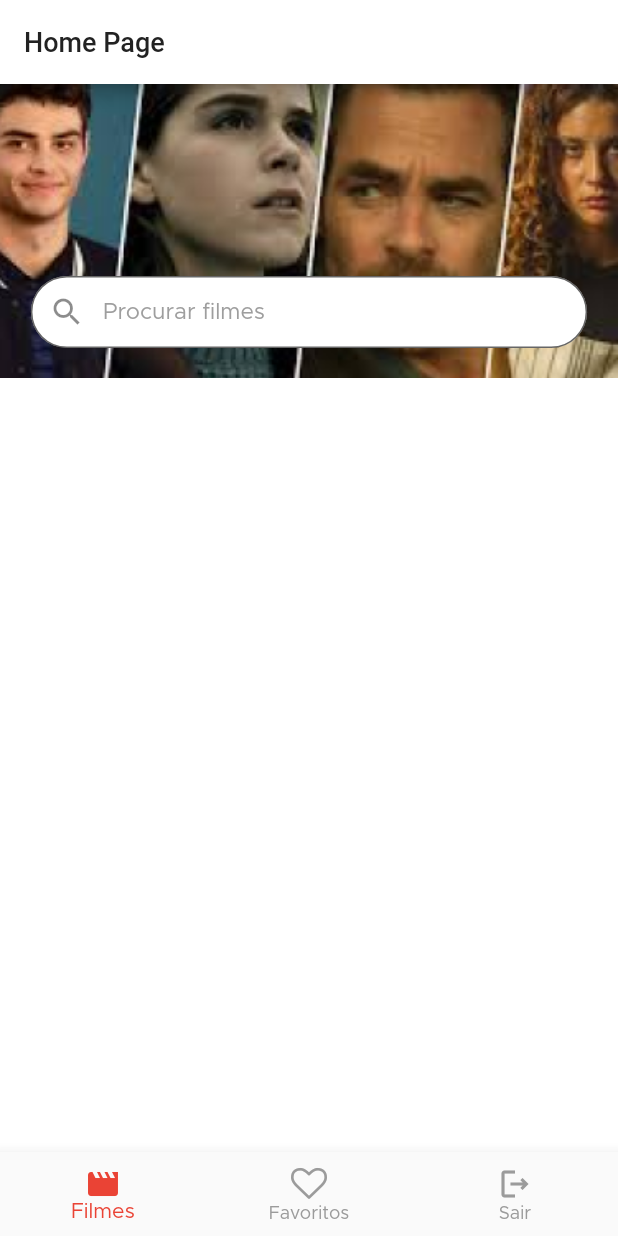
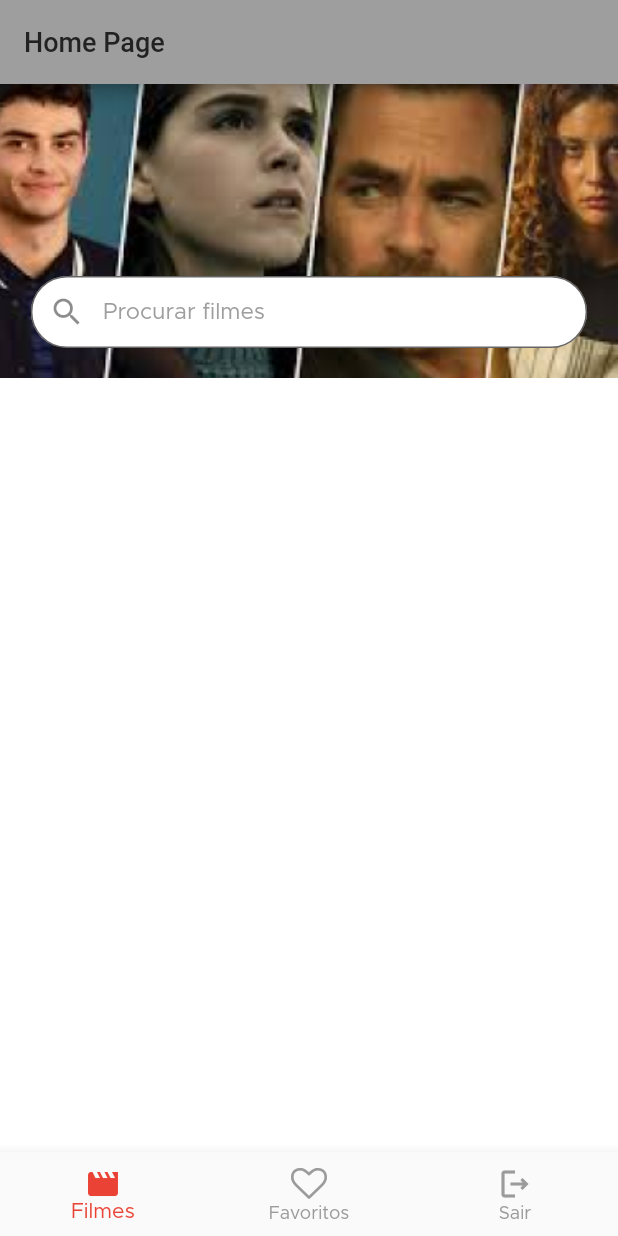
Before and after one commit to VictorPimentaTI/app_filmes, a Flutter app: the screen it shows once a user with an empty profile is signed in, on a phone screen of 412 x 824 dp. Run offline on Flutter 3.47's test engine with Material 2 defaults, Android fonts, the phone set to English and light mode, and no system bars; our stand-ins replace firebase_auth, firebase_core, firebase_remote_config, flutter_signin_button, get, google_sign_in; accounts and stored records are empty; statements that could not run were skipped.

```diff
--- a/lib/application/ui/filmes_app_ui_config.dart
+++ b/lib/application/ui/filmes_app_ui_config.dart
@@ -11,8 +11,9 @@ class FilmesAppUiConfig
     fontFamily: 'Metropolis',
     scaffoldBackgroundColor: Colors.white,
     appBarTheme: AppBarTheme(
-      backgroundColor: Colors.white,
+      backgroundColor: Colors.grey,
       iconTheme: IconThemeData(color: Colors.black),
+      backwardsCompatibility: false,
       titleTextStyle: TextStyle(
         color: Color(0xff222222),
         fontSize: 18,
```
